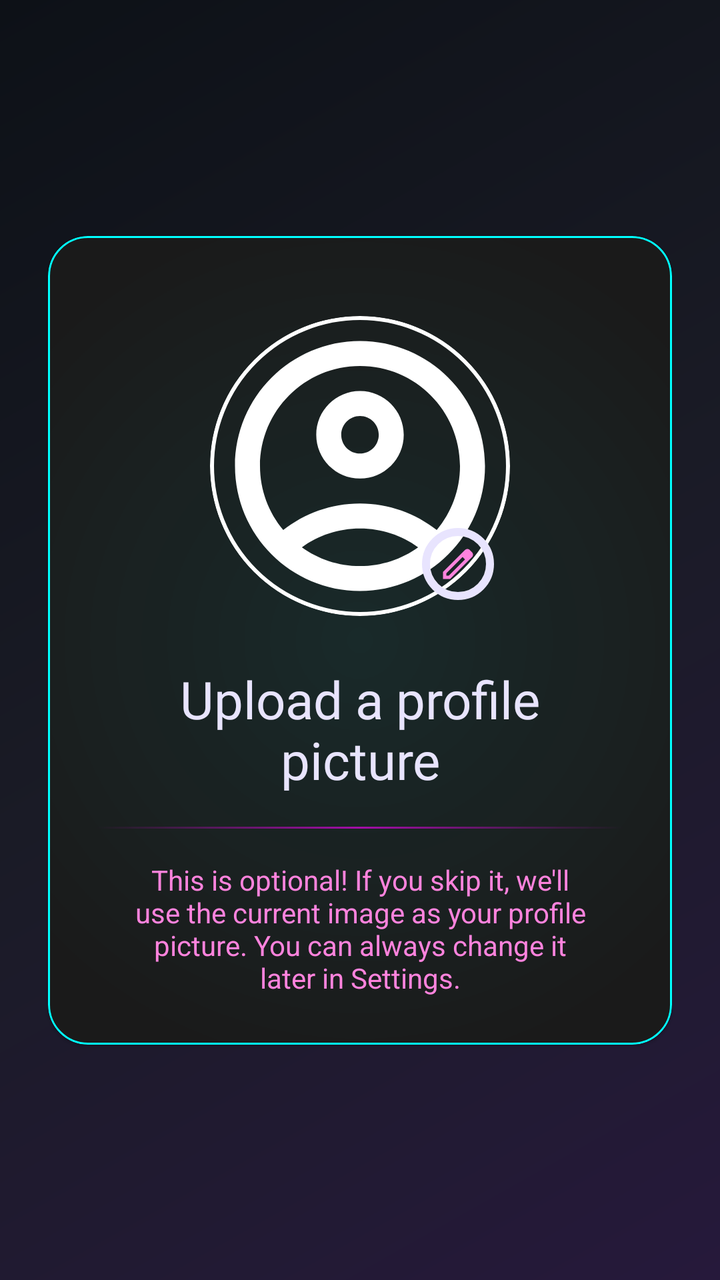
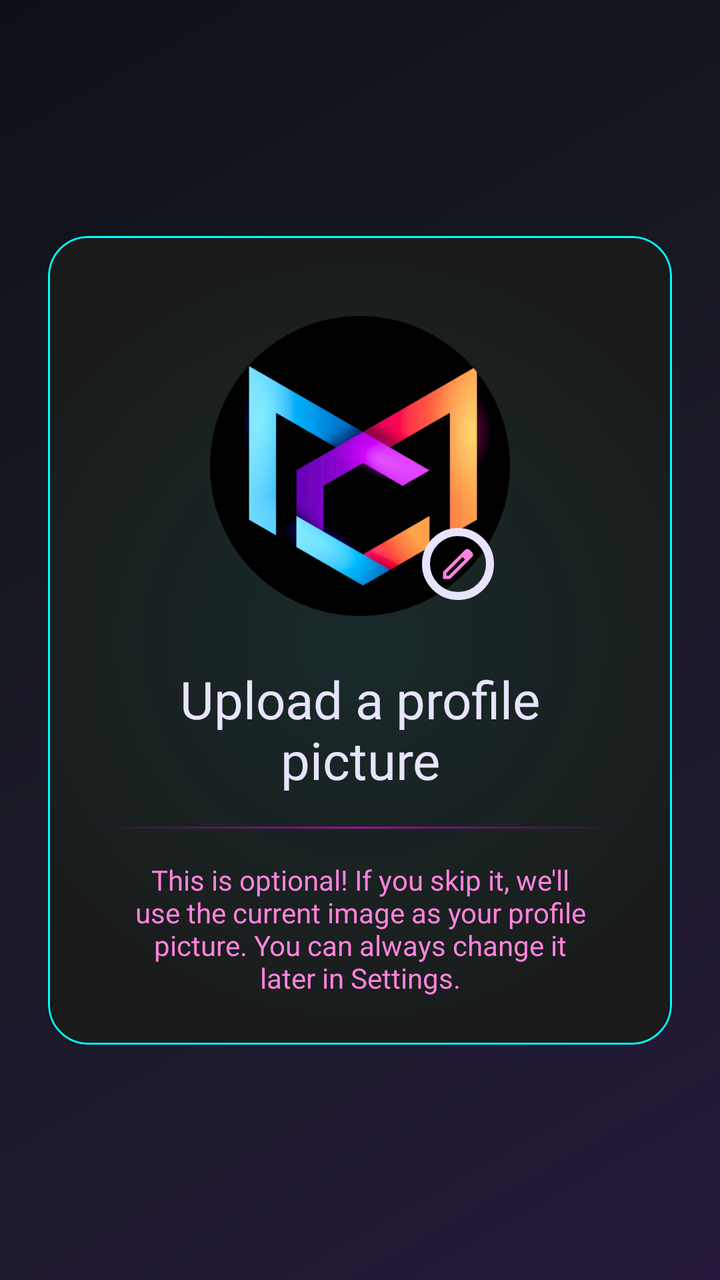

The first picture is an Android layout as it rendered before a commit; the second is the same layout after the commit. The layout source and the unified diff follow.
<!-- AndroidManifest.xml: fallback theme Theme.MaterialComponents.DayNight.NoActionBar -->
<!-- res/layout/fragment_onboarding4.xml -->
<?xml version="1.0" encoding="utf-8"?>
<androidx.constraintlayout.widget.ConstraintLayout xmlns:android="http://schemas.android.com/apk/res/android"
    xmlns:app="http://schemas.android.com/apk/res-auto"
    xmlns:tools="http://schemas.android.com/tools"
    android:layout_width="match_parent"
    android:layout_height="match_parent"
    android:background="@drawable/futuristic_bg_gradient"
    tools:context=".ui.fragments.OnboardingFragment4">

    <androidx.core.widget.NestedScrollView
        android:layout_width="match_parent"
        android:layout_height="match_parent"
        android:fillViewport="true"
        app:layout_constraintTop_toTopOf="parent"
        app:layout_constraintBottom_toBottomOf="parent"
        app:layout_constraintStart_toStartOf="parent"
        app:layout_constraintEnd_toEndOf="parent">

        <androidx.constraintlayout.widget.ConstraintLayout
            android:layout_width="match_parent"
            android:layout_height="match_parent">

            <com.google.android.material.card.MaterialCardView
                android:layout_width="0dp"
                android:layout_height="wrap_content"
                app:cardBackgroundColor="@color/glass_bg"
                app:cardCornerRadius="20dp"
                app:strokeColor="@color/neon_cyan"
                app:strokeWidth="1dp"
                android:layout_marginHorizontal="24dp"
                app:layout_constraintTop_toTopOf="parent"
                app:layout_constraintBottom_toBottomOf="parent"
                app:layout_constraintStart_toStartOf="parent"
                app:layout_constraintEnd_toEndOf="parent">

                <LinearLayout
                    android:layout_width="match_parent"
                    android:layout_height="wrap_content"
                    android:orientation="vertical"
                    android:background="@drawable/cyber_card_glow_cyan_alpha"
                    android:gravity="center_horizontal"
                    android:padding="24dp">

                    <FrameLayout
                        android:id="@+id/profile_image_container"
                        android:layout_width="150dp"
                        android:layout_height="150dp"
                        android:layout_marginTop="16dp">

                        <com.google.android.material.imageview.ShapeableImageView
                            android:id="@+id/profileImageView"
                            android:layout_width="match_parent"
                            android:layout_height="match_parent"
                            android:background="@drawable/bg_circle_outline"
                            android:clickable="true"
                            android:focusable="true"
                            android:scaleType="centerCrop"
                            android:src="@drawable/outline_account_circle_24"
                            app:shapeAppearanceOverlay="@style/ShapeAppearance.Material3.Corner.Full" />

                        <ImageView
                            android:id="@+id/edit_profile_icon"
                            android:layout_width="36dp"
                            android:layout_height="36dp"
                            android:layout_gravity="bottom|end"
                            android:layout_marginEnd="8dp"
                            android:layout_marginBottom="8dp"
                            android:background="@drawable/bg_circle_button"
                            android:contentDescription="Edit Profile"
                            android:padding="8dp"
                            android:src="@drawable/edit_24px"
                            app:tint="@color/pink_shadowed" />
                    </FrameLayout>

                    <TextView
                        android:id="@+id/text1"
                        android:layout_width="wrap_content"
                        android:layout_height="wrap_content"
                        android:layout_marginTop="24dp"
                        android:fontFamily="@font/bitcount_grid_double"
                        android:gravity="center"
                        android:paddingStart="16dp"
                        android:paddingEnd="16dp"
                        android:text="Upload a profile picture"
                        android:textColor="@color/white_shadowed"
                        android:textSize="26sp" />

                    <View
                        android:id="@+id/separator_line_profile"
                        android:layout_width="match_parent"
                        android:layout_height="1dp"
                        android:background="@drawable/scan_line_gradient"
                        android:layout_marginTop="16dp"
                        android:layout_marginBottom="16dp"
                        android:alpha="0.6" />

                    <TextView
                        android:id="@+id/text2"
                        android:layout_width="wrap_content"
                        android:layout_height="wrap_content"
                        android:fontFamily="sans-serif"
                        android:gravity="center"
                        android:paddingStart="16dp"
                        android:paddingEnd="16dp"
                        android:text="This is optional! If you skip it, we\'ll use the current image as your profile picture. You can always change it later in Settings."
                        android:textColor="@color/pink_shadowed"
                        android:textSize="14sp" />

                </LinearLayout>
            </com.google.android.material.card.MaterialCardView>
        </androidx.constraintlayout.widget.ConstraintLayout>
    </androidx.core.widget.NestedScrollView>

</androidx.constraintlayout.widget.ConstraintLayout>
<!-- resources referenced by this layout -->
<resources>
  <color name="glass_bg">#1A1A1A</color>
  <color name="neon_cyan">#00FFFF</color>
  <color name="pink_shadowed">#fe83dd</color>
  <color name="white_shadowed">#e8e4fe</color>
  <!-- drawable bg_circle_button (drawable) -->
  <shape xmlns:android="http://schemas.android.com/apk/res/android"
      android:shape="oval">
      <solid android:color="@android:color/transparent" />
      <stroke android:width="4dp" android:color="@color/white_shadowed" />
  </shape>
  <!-- drawable bg_circle_outline (drawable) -->
  <shape xmlns:android="http://schemas.android.com/apk/res/android"
      android:shape="oval">
      <solid android:color="@android:color/transparent" />
      <stroke
          android:width="2dp"
          android:color="@android:color/white" />
  </shape>
  <!-- drawable cyber_card_glow_cyan_alpha (drawable) -->
  <?xml version="1.0" encoding="utf-8"?>
  <shape xmlns:android="http://schemas.android.com/apk/res/android"
      android:shape="rectangle">
      <gradient
          android:type="radial"
          android:gradientRadius="70%p"
          android:startColor="#1100FFFF"
          android:endColor="@android:color/transparent"
          android:centerX="0.5"
          android:centerY="0.5" />
      <corners android:radius="20dp" />
  </shape>
  <!-- drawable edit_24px (drawable) -->
  <vector xmlns:android="http://schemas.android.com/apk/res/android"
      android:width="24dp"
      android:height="24dp"
      android:viewportWidth="960"
      android:viewportHeight="960"
      android:tint="?attr/colorControlNormal">
    <path
        android:fillColor="@android:color/white"
        android:pathData="M200,760L257,760L648,369L591,312L200,703L200,760ZM120,840L120,670L648,143Q660,132 674.5,126Q689,120 705,120Q721,120 736,126Q751,132 762,144L817,200Q829,211 834.5,226Q840,241 840,256Q840,272 834.5,286.5Q829,301 817,313L290,840L120,840ZM760,256L760,256L704,200L704,200L760,256ZM619,341L591,312L591,312L648,369L648,369L619,341Z"/>
  </vector>
  <!-- drawable futuristic_bg_gradient (drawable) -->
  <?xml version="1.0" encoding="utf-8"?>
  <shape xmlns:android="http://schemas.android.com/apk/res/android">
      <gradient
          android:angle="135"
          android:centerColor="#1A1B26"
          android:endColor="#0D1117"
          android:startColor="#26193B"
          android:type="linear" />
  </shape>
  <!-- drawable outline_account_circle_24 (drawable) -->
  <vector xmlns:android="http://schemas.android.com/apk/res/android"
      android:width="24dp"
      android:height="24dp"
      android:viewportWidth="24"
      android:viewportHeight="24">
  
      <path
          android:fillColor="@android:color/white"
          android:pathData="M12,2C6.48,2 2,6.48 2,12s4.48,10 10,10s10,-4.48 10,-10S17.52,2 12,2zM7.35,18.5C8.66,17.56 10.26,17 12,17s3.34,0.56 4.65,1.5C15.34,19.44 13.74,20 12,20S8.66,19.44 7.35,18.5zM18.14,17.12L18.14,17.12C16.45,15.8 14.32,15 12,15s-4.45,0.8 -6.14,2.12l0,0C4.7,15.73 4,13.95 4,12c0,-4.42 3.58,-8 8,-8s8,3.58 8,8C20,13.95 19.3,15.73 18.14,17.12z" />
  
      <path
          android:fillColor="@android:color/white"
          android:pathData="M12,6c-1.93,0 -3.5,1.57 -3.5,3.5S10.07,13 12,13s3.5,-1.57 3.5,-3.5S13.93,6 12,6zM12,11c-0.83,0 -1.5,-0.67 -1.5,-1.5S11.17,8 12,8s1.5,0.67 1.5,1.5S12.83,11 12,11z" />
  
  </vector>
  <!-- drawable scan_line_gradient (drawable) -->
  <?xml version="1.0" encoding="utf-8"?>
  <shape xmlns:android="http://schemas.android.com/apk/res/android">
  <gradient
      android:angle="0"
      android:startColor="#00000000"
      android:centerColor="#FF00FF"
      android:endColor="#00000000"
      android:type="linear" />
  </shape>
</resources>

<!-- the commit's change to res/layout/fragment_onboarding4.xml (unified diff, before → after) -->
@@ -55,7 +55,7 @@
                             android:clickable="true"
                             android:focusable="true"
                             android:scaleType="centerCrop"
-                            android:src="@drawable/outline_account_circle_24"
+                            android:src="@drawable/app_logo"
                             app:shapeAppearanceOverlay="@style/ShapeAppearance.Material3.Corner.Full" />
 
                         <ImageView
<!-- resource entries referenced after the edit -->
@@ -4,6 +4,7 @@
   <color name="neon_cyan">#00FFFF</color>
   <color name="pink_shadowed">#fe83dd</color>
   <color name="white_shadowed">#e8e4fe</color>
+  <!-- drawable app_logo: png bitmap (drawable, 108070 bytes) -->
   <!-- drawable bg_circle_button (drawable) -->
   <shape xmlns:android="http://schemas.android.com/apk/res/android"
       android:shape="oval">
@@ -52,22 +53,6 @@
           android:startColor="#26193B"
           android:type="linear" />
   </shape>
-  <!-- drawable outline_account_circle_24 (drawable) -->
-  <vector xmlns:android="http://schemas.android.com/apk/res/android"
-      android:width="24dp"
-      android:height="24dp"
-      android:viewportWidth="24"
-      android:viewportHeight="24">
-  
-      <path
-          android:fillColor="@android:color/white"
-          android:pathData="M12,2C6.48,2 2,6.48 2,12s4.48,10 10,10s10,-4.48 10,-10S17.52,2 12,2zM7.35,18.5C8.66,17.56 10.26,17 12,17s3.34,0.56 4.65,1.5C15.34,19.44 13.74,20 12,20S8.66,19.44 7.35,18.5zM18.14,17.12L18.14,17.12C16.45,15.8 14.32,15 12,15s-4.45,0.8 -6.14,2.12l0,0C4.7,15.73 4,13.95 4,12c0,-4.42 3.58,-8 8,-8s8,3.58 8,8C20,13.95 19.3,15.73 18.14,17.12z" />
-  
-      <path
-          android:fillColor="@android:color/white"
-          android:pathData="M12,6c-1.93,0 -3.5,1.57 -3.5,3.5S10.07,13 12,13s3.5,-1.57 3.5,-3.5S13.93,6 12,6zM12,11c-0.83,0 -1.5,-0.67 -1.5,-1.5S11.17,8 12,8s1.5,0.67 1.5,1.5S12.83,11 12,11z" />
-  
-  </vector>
   <!-- drawable scan_line_gradient (drawable) -->
   <?xml version="1.0" encoding="utf-8"?>
   <shape xmlns:android="http://schemas.android.com/apk/res/android">
